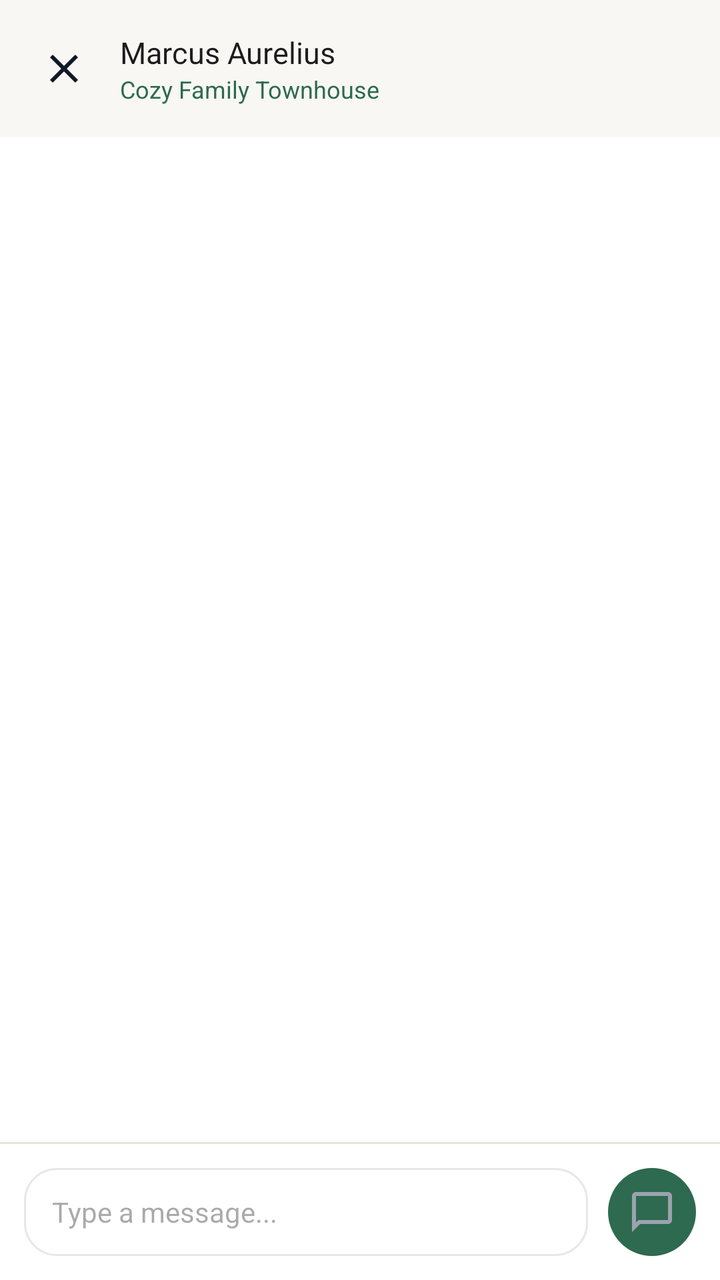
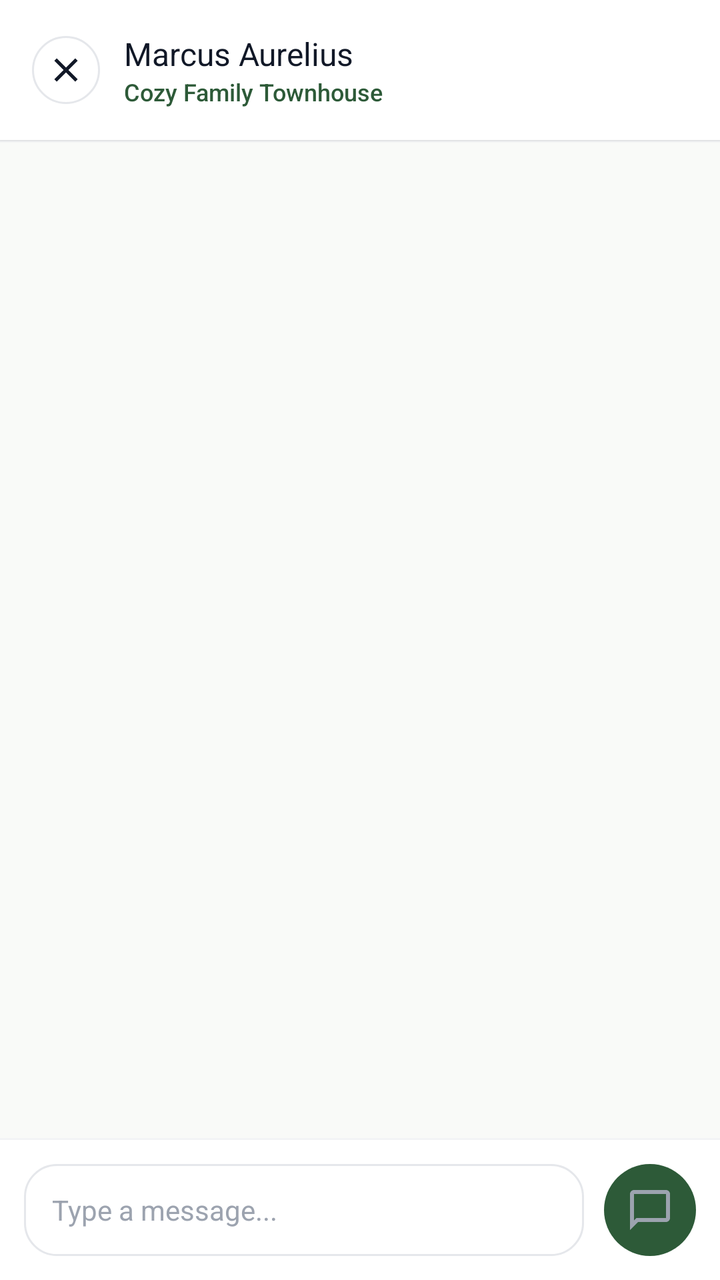

Compare the two renders of this Android layout. The source of the first and the diff that turns it into the second are given below.
<!-- AndroidManifest.xml: application theme Theme.EStateFlow -->
<!-- res/layout/dialog_chat.xml -->
<?xml version="1.0" encoding="utf-8"?>
<LinearLayout
    xmlns:android="http://schemas.android.com/apk/res/android"
    android:layout_width="match_parent"
    android:layout_height="match_parent"
    android:orientation="vertical"
    android:background="#FFFFFF">

    
    <LinearLayout
        android:layout_width="match_parent"
        android:layout_height="wrap_content"
        android:orientation="horizontal"
        android:gravity="center_vertical"
        android:padding="16dp"
        android:background="#F8F7F3">

        <ImageView
            android:id="@+id/btnCloseChat"
            android:layout_width="32dp"
            android:layout_height="32dp"
            android:src="@drawable/ic_close"
            android:padding="4dp"
            android:layout_marginEnd="12dp" />

        <LinearLayout
            android:layout_width="0dp"
            android:layout_height="wrap_content"
            android:layout_weight="1"
            android:orientation="vertical">

            <TextView
                android:id="@+id/txtChatSenderName"
                android:layout_width="wrap_content"
                android:layout_height="wrap_content"
                android:fontFamily="sans-serif-bold"
                android:textColor="#1C1C1E"
                android:textSize="15sp"
                android:text="Marcus Aurelius" />

            <TextView
                android:id="@+id/txtChatPropertyTitle"
                android:layout_width="wrap_content"
                android:layout_height="wrap_content"
                android:textColor="#2D6A4F"
                android:textSize="12sp"
                android:text="Cozy Family Townhouse" />
        </LinearLayout>
    </LinearLayout>

    
    <androidx.recyclerview.widget.RecyclerView
        android:id="@+id/recyclerChatMessages"
        android:layout_width="match_parent"
        android:layout_height="0dp"
        android:layout_weight="1"
        android:paddingTop="12dp"
        android:paddingBottom="12dp"
        android:clipToPadding="false" />

    
    <View
        android:layout_width="match_parent"
        android:layout_height="1dp"
        android:background="#E8E4DC" />

    
    <LinearLayout
        android:layout_width="match_parent"
        android:layout_height="wrap_content"
        android:orientation="horizontal"
        android:gravity="center_vertical"
        android:padding="12dp"
        android:background="#FFFFFF">

        <EditText
            android:id="@+id/edtChatMessage"
            android:layout_width="0dp"
            android:layout_height="wrap_content"
            android:layout_weight="1"
            android:hint="Type a message..."
            android:textSize="14sp"
            android:textColor="#1C1C1E"
            android:inputType="textMultiLine"
            android:maxLines="4"
            android:minHeight="44dp"
            android:background="@drawable/bg_search_bar"
            android:paddingStart="14dp"
            android:paddingEnd="14dp"
            android:paddingTop="10dp"
            android:paddingBottom="10dp"
            android:layout_marginEnd="10dp" />

        <ImageButton
            android:id="@+id/btnSendChatMessage"
            android:layout_width="44dp"
            android:layout_height="44dp"
            android:src="@drawable/ic_chat"
            android:background="@drawable/bg_chip_selected"
            android:backgroundTint="#2D6A4F"
            android:padding="10dp"
            android:contentDescription="Send" />
    </LinearLayout>

</LinearLayout>
<!-- resources referenced by this layout -->
<resources>
  <!-- drawable bg_chip_selected (drawable) -->
  <shape xmlns:android="http://schemas.android.com/apk/res/android"
      android:shape="rectangle">
    <solid android:color="@color/primary_green" />
    <corners android:radius="24dp" />
  </shape>
  <!-- drawable bg_search_bar (drawable) -->
  <shape xmlns:android="http://schemas.android.com/apk/res/android"
      android:shape="rectangle">
    <solid android:color="@color/surface_card" />
    <stroke
        android:width="1dp"
        android:color="@color/border_subtle" />
    <corners android:radius="16dp" />
  </shape>
  <!-- drawable ic_chat (drawable) -->
  <vector xmlns:android="http://schemas.android.com/apk/res/android"
      android:width="24dp"
      android:height="24dp"
      android:viewportWidth="24"
      android:viewportHeight="24">
    <path
        android:fillColor="@color/text_muted"
        android:pathData="M20,2H4c-1.1,0 -2,0.9 -2,2v18l4,-4h14c1.1,0 2,-0.9 2,-2V4c0,-1.1 -0.9,-2 -2,-2zm0,14H5.17L4,17.17V4h16v12z"/>
  </vector>
  <!-- drawable ic_close (drawable) -->
  <vector xmlns:android="http://schemas.android.com/apk/res/android"
      android:width="24dp"
      android:height="24dp"
      android:viewportWidth="24"
      android:viewportHeight="24">
    <path
        android:fillColor="@color/text_primary"
        android:pathData="M19,6.41L17.59,5 12,10.59 6.41,5 5,6.41 10.59,12 5,17.59 6.41,19 12,13.41 17.59,19 19,17.59 13.41,12z"/>
  </vector>
  <style name="Theme.EStateFlow" parent="Base.Theme.EStateFlow" />
  <color name="primary_green">#2D5A38</color>
  <color name="surface_card">#FFFFFF</color>
  <color name="border_subtle">#E5E7EB</color>
  <color name="text_muted">#9CA3AF</color>
  <color name="text_primary">#111827</color>
  <style name="Base.Theme.EStateFlow" parent="Theme.Material3.DayNight.NoActionBar">
          <item name="colorPrimary">@color/primary_green</item>
          <item name="colorOnPrimary">@color/white</item>
          <item name="colorPrimaryContainer">@color/primary_green_container</item>
          <item name="colorSecondary">@color/primary_green_light</item>
          <item name="android:windowBackground">@color/bg_page</item>
          <item name="android:statusBarColor">@color/bg_page</item>
          <item name="android:windowLightStatusBar">true</item>
      </style>
  <color name="white">#FFFFFFFF</color>
  <color name="primary_green_container">#EDF4ED</color>
  <color name="primary_green_light">#437A52</color>
  <color name="bg_page">#F9FAF8</color>
</resources>

<!-- the commit's change to res/layout/dialog_chat.xml (unified diff, before → after) -->
@@ -1,10 +1,11 @@
 <?xml version="1.0" encoding="utf-8"?>
 <LinearLayout
     xmlns:android="http://schemas.android.com/apk/res/android"
+    xmlns:app="http://schemas.android.com/apk/res-auto"
     android:layout_width="match_parent"
     android:layout_height="match_parent"
     android:orientation="vertical"
-    android:background="#FFFFFF">
+    android:background="@color/bg_page">
 
     
     <LinearLayout
@@ -13,15 +14,18 @@
         android:orientation="horizontal"
         android:gravity="center_vertical"
         android:padding="16dp"
-        android:background="#F8F7F3">
+        android:background="@color/surface_card"
+        android:elevation="1dp">
 
         <ImageView
             android:id="@+id/btnCloseChat"
-            android:layout_width="32dp"
-            android:layout_height="32dp"
+            android:layout_width="34dp"
+            android:layout_height="34dp"
             android:src="@drawable/ic_close"
-            android:padding="4dp"
-            android:layout_marginEnd="12dp" />
+            android:padding="7dp"
+            android:background="@drawable/bg_icon_button"
+            android:layout_marginEnd="12dp"
+            android:contentDescription="Close chat" />
 
         <LinearLayout
             android:layout_width="0dp"
@@ -34,19 +38,25 @@
                 android:layout_width="wrap_content"
                 android:layout_height="wrap_content"
                 android:fontFamily="sans-serif-bold"
-                android:textColor="#1C1C1E"
-                android:textSize="15sp"
+                android:textColor="@color/text_primary"
+                android:textSize="16sp"
                 android:text="Marcus Aurelius" />
 
             <TextView
                 android:id="@+id/txtChatPropertyTitle"
                 android:layout_width="wrap_content"
                 android:layout_height="wrap_content"
-                android:textColor="#2D6A4F"
+                android:textColor="@color/primary_green"
+                android:fontFamily="sans-serif-medium"
                 android:textSize="12sp"
                 android:text="Cozy Family Townhouse" />
         </LinearLayout>
     </LinearLayout>
+
+    <View
+        android:layout_width="match_parent"
+        android:layout_height="1dp"
+        android:background="@color/divider" />
 
     
     <androidx.recyclerview.widget.RecyclerView
@@ -62,7 +72,7 @@
     <View
         android:layout_width="match_parent"
         android:layout_height="1dp"
-        android:background="#E8E4DC" />
+        android:background="@color/divider" />
 
     
     <LinearLayout
@@ -71,7 +81,7 @@
         android:orientation="horizontal"
         android:gravity="center_vertical"
         android:padding="12dp"
-        android:background="#FFFFFF">
+        android:background="@color/surface_card">
 
         <EditText
             android:id="@+id/edtChatMessage"
@@ -80,10 +90,11 @@
             android:layout_weight="1"
             android:hint="Type a message..."
             android:textSize="14sp"
-            android:textColor="#1C1C1E"
+            android:textColor="@color/text_primary"
+            android:textColorHint="@color/text_muted"
             android:inputType="textMultiLine"
             android:maxLines="4"
-            android:minHeight="44dp"
+            android:minHeight="46dp"
             android:background="@drawable/bg_search_bar"
             android:paddingStart="14dp"
             android:paddingEnd="14dp"
@@ -93,12 +104,13 @@
 
         <ImageButton
             android:id="@+id/btnSendChatMessage"
-            android:layout_width="44dp"
-            android:layout_height="44dp"
+            android:layout_width="46dp"
+            android:layout_height="46dp"
             android:src="@drawable/ic_chat"
             android:background="@drawable/bg_chip_selected"
-            android:backgroundTint="#2D6A4F"
-            android:padding="10dp"
+            app:backgroundTint="@color/primary_green"
+            android:padding="11dp"
+            android:scaleType="fitCenter"
             android:contentDescription="Send" />
     </LinearLayout>
 
<!-- resource entries referenced after the edit -->
@@ -5,6 +5,14 @@
       android:shape="rectangle">
     <solid android:color="@color/primary_green" />
     <corners android:radius="24dp" />
+  </shape>
+  <!-- drawable bg_icon_button (drawable) -->
+  <shape xmlns:android="http://schemas.android.com/apk/res/android"
+      android:shape="oval">
+    <solid android:color="@color/surface_card" />
+    <stroke
+        android:width="1dp"
+        android:color="@color/border_subtle" />
   </shape>
   <!-- drawable bg_search_bar (drawable) -->
   <shape xmlns:android="http://schemas.android.com/apk/res/android"
@@ -54,5 +62,6 @@
   <color name="primary_green_container">#EDF4ED</color>
   <color name="primary_green_light">#437A52</color>
   <color name="bg_page">#F9FAF8</color>
+  <color name="divider">#F3F4F6</color>
 </resources>
 
